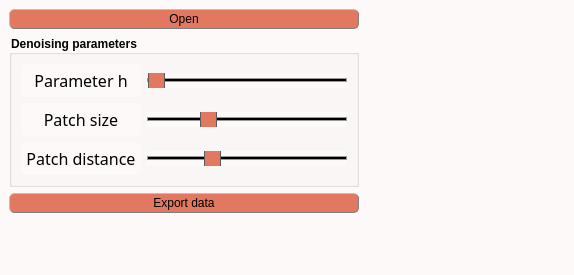
Cyril-Langlois/iniCHORD, file inichord/Denoise_2Dmap.ui: the form before one commit.
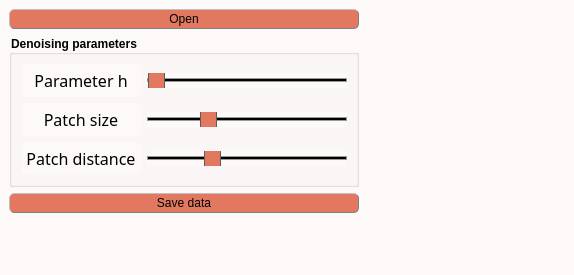
The form after the commit. Icons and pictures are not drawn. Custom widgets are drawn as their Qt base class.

The edit to the form file:
```diff
--- a/inichord/Denoise_2Dmap.ui
+++ b/inichord/Denoise_2Dmap.ui
@@ -428,7 +428,7 @@
            <string>&lt;html&gt;&lt;head/&gt;&lt;body&gt;&lt;p&gt;&lt;span style=&quot; font-size:11pt;&quot;&gt;Export data to the main GUI&lt;/span&gt;&lt;/p&gt;&lt;/body&gt;&lt;/html&gt;</string>
           </property>
           <property name="text">
-           <string>Export data</string>
+           <string>Save data</string>
           </property>
           <property name="icon">
            <iconset>
```
Left out of the diff: 2 changed lines with no effect on the pictures.
